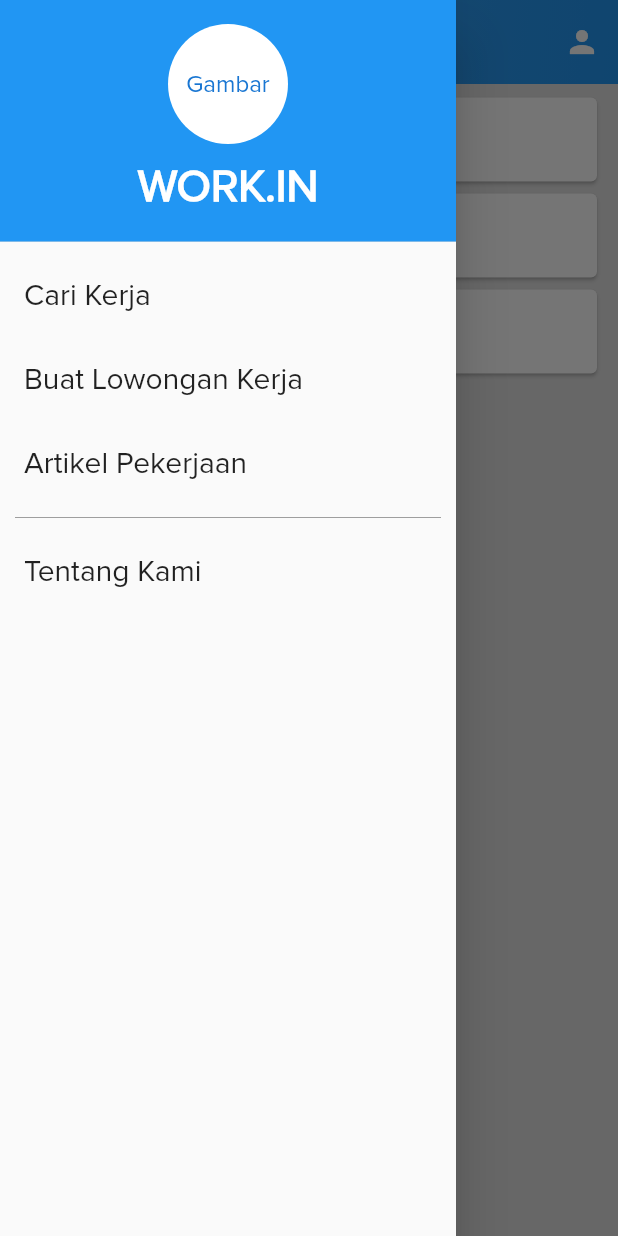
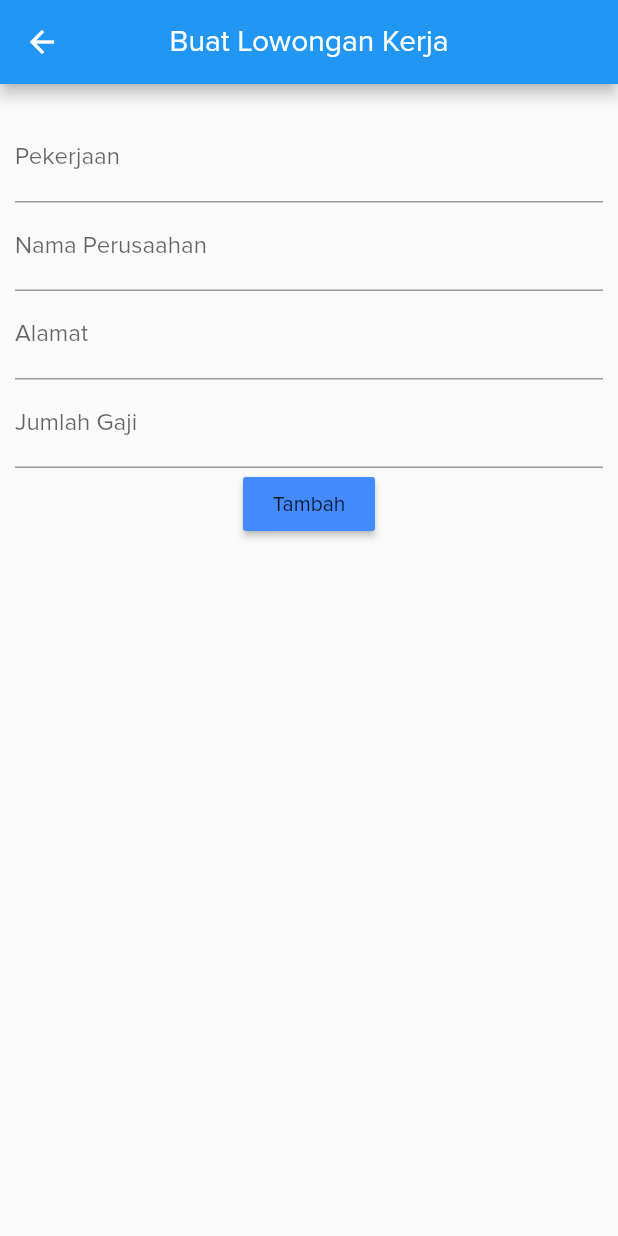
Before and after one commit to ahmadrzq/Kelompok-1, a Flutter app: the HomeScreen screen opened directly with empty values, in the side drawer, after a tap on "Buat Lowongan Kerja", on a phone screen of 412 x 824 dp. Run offline on Flutter 3.47's test engine with Material 2 defaults, Android fonts, the phone set to English and light mode, and no system bars.

Commit message:
update lowongan kerja

```diff
--- a/lib/index.dart
+++ b/lib/index.dart
@@ -68,7 +68,9 @@ class _HomeScreenState extends State<HomeScreen> {
                 'Buat Lowongan Kerja',
                 style: TextStyle(fontSize: 20.0),
               ),
-              onTap: () {},
+              onTap: () {
+                Navigator.pushNamed(context, '/lowongankerja');
+              },
             ),
             ListTile(
               title: Text(
--- /dev/null
+++ b/lib/lowonganKerja/index.dart
@@ -0,0 +1,82 @@
+import 'package:flutter/material.dart';
+
+class lowonganKerja extends StatefulWidget {
+  @override
+  _lowonganKerjaState createState() => _lowonganKerjaState();
+}
+
+class _lowonganKerjaState extends State<lowonganKerja> {
+  @override
+  Widget build(BuildContext context) {
+    return Scaffold(
+      appBar: AppBar(
+        centerTitle: true,
+        title: Text("Buat Lowongan Kerja"),
+      ),
+      body: Container(
+        margin: EdgeInsets.all(10.0),
+        child: SingleChildScrollView(
+          physics: AlwaysScrollableScrollPhysics(),
+          padding: EdgeInsets.symmetric(
+            vertical: 10,
+          ),
+          child: Form(
+              child: Column(
+            //CHILDREN DARI COLUMN BERISI 4 BUAH OBJECT YANG AKAN DI-RENDER, YAKNI
+            // TextInput UNTUK NAME, EMAIL, PASSWORD DAN TOMBOL DAFTAR
+            children: [
+              pekerjaanField(),
+              namaField(),
+              alamatField(),
+              gajiField(),
+              tambahButton(),
+            ],
+          )),
+        ),
+      ),
+    );
+  }
+}
+
+Widget pekerjaanField() {
+  //MEMBUAT TEXT INPUT
+  return TextFormField(
+    decoration: InputDecoration(labelText: 'Pekerjaan'),
+    //AKAN BERISI VALIDATION
+  );
+}
+
+Widget namaField() {
+  //MEMBUAT TEXT INPUT
+  return TextFormField(
+    decoration: InputDecoration(labelText: 'Nama Perusaahan'),
+    //AKAN BERISI VALIDATION
+  );
+}
+
+Widget alamatField() {
+  //MEMBUAT TEXT INPUT
+  return TextFormField(
+    decoration: InputDecoration(labelText: 'Alamat'),
+    //AKAN BERISI VALIDATION
+  );
+}
+
+Widget gajiField() {
+  //MEMBUAT TEXT INPUT
+  return TextFormField(
+    decoration: InputDecoration(labelText: 'Jumlah Gaji'),
+    //AKAN BERISI VALIDATION
+  );
+}
+
+Widget tambahButton() {
+  //MEMBUAT TOMBOL
+  return RaisedButton(
+    color: Colors.blueAccent,
+    onPressed: () {
+      //PERINTAH YANG AKAN DIEKSEKUSI KETIKA TOMBOL DITEKAN
+    },
+    child: Text('Tambah'),
+  );
+}
--- a/lib/main.dart
+++ b/lib/main.dart
@@ -7,6 +7,7 @@ import 'package:mobile_solo/login.dart';
 import 'package:mobile_solo/signup.dart';
 import 'package:mobile_solo/cariKerja.dart';
 import 'package:mobile_solo/detailKerja/1.dart';
+import 'package:mobile_solo/lowonganKerja/index.dart';
 
 void main() => runApp(
       MaterialApp(
@@ -23,6 +24,7 @@ void main() => runApp(
           '/artikeldetail': (context) => ArtikelDetailScreen(),
           '/cariKerja': (context) => cariKerjaScreen(),
           '/detail1': (context) => detail1Screen(),
+          '/lowongankerja': (context) => lowonganKerja(),
         },
       ),
     ); // Material App
```
